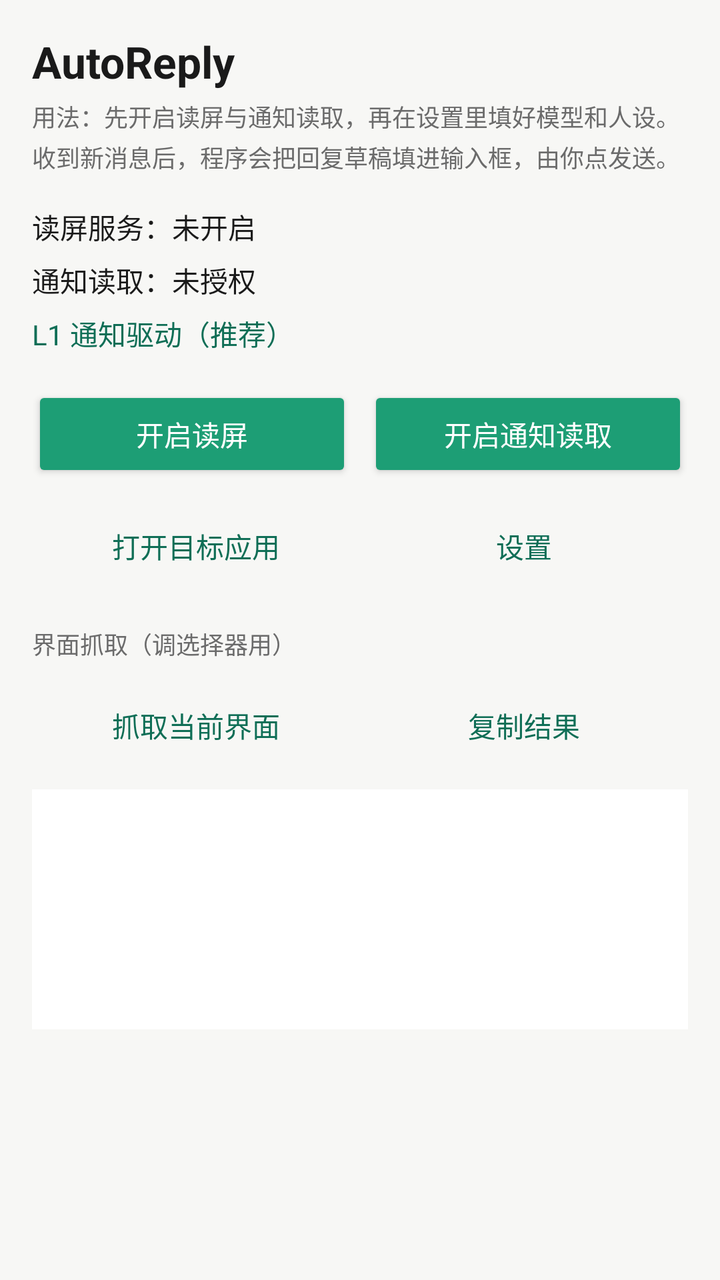
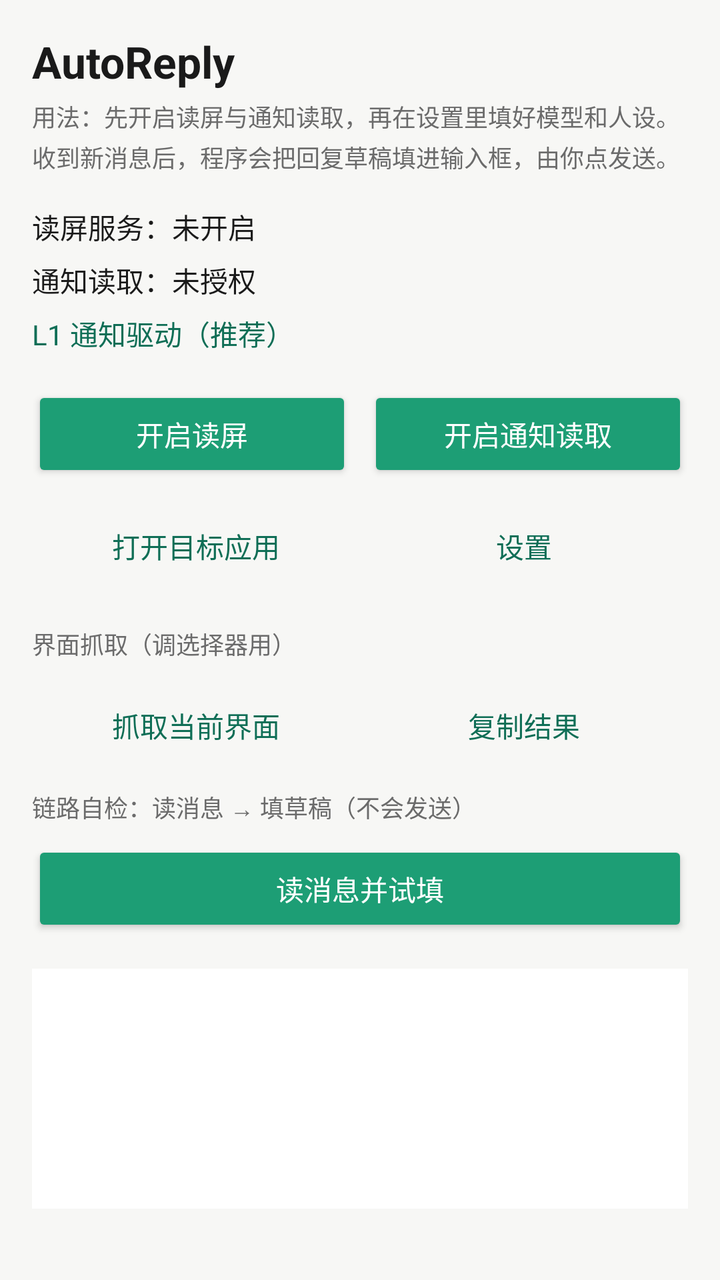

Two renders of the same Android screen: before a commit and after it. Below are the layout's source before the change and the commit's diff.
<!-- AndroidManifest.xml: application theme AppTheme -->
<!-- res/layout/activity_main.xml -->
<?xml version="1.0" encoding="utf-8"?>
<ScrollView xmlns:android="http://schemas.android.com/apk/res/android"
    android:layout_width="match_parent"
    android:layout_height="match_parent"
    android:fillViewport="true">

    <LinearLayout
        android:layout_width="match_parent"
        android:layout_height="wrap_content"
        android:orientation="vertical"
        android:padding="16dp">

        <TextView
            android:id="@+id/title"
            android:layout_width="match_parent"
            android:layout_height="wrap_content"
            android:text="@string/app_name"
            android:textSize="22sp"
            android:textStyle="bold"
            android:textColor="@color/text_primary"
            android:layout_marginBottom="4dp" />

        <TextView
            android:id="@+id/subtitle"
            android:layout_width="match_parent"
            android:layout_height="wrap_content"
            android:text="@string/hint_usage"
            android:textSize="12sp"
            android:textColor="@color/text_secondary"
            android:lineSpacingExtra="3dp"
            android:layout_marginBottom="16dp" />

        <TextView
            android:id="@+id/status_service"
            android:layout_width="match_parent"
            android:layout_height="wrap_content"
            android:text="@string/status_service_off"
            android:textSize="14sp"
            android:textColor="@color/text_primary"
            android:layout_marginBottom="6dp" />

        <TextView
            android:id="@+id/status_notify"
            android:layout_width="match_parent"
            android:layout_height="wrap_content"
            android:text="@string/status_notify_off"
            android:textSize="14sp"
            android:textColor="@color/text_primary"
            android:layout_marginBottom="6dp" />

        <TextView
            android:id="@+id/status_level"
            android:layout_width="match_parent"
            android:layout_height="wrap_content"
            android:text="@string/level_1"
            android:textSize="14sp"
            android:textColor="@color/brand_dark"
            android:layout_marginBottom="16dp" />

        <LinearLayout
            android:layout_width="match_parent"
            android:layout_height="wrap_content"
            android:orientation="horizontal"
            android:layout_marginBottom="8dp">

            <Button
                android:id="@+id/btn_accessibility"
                style="@style/PrimaryButton"
                android:layout_width="0dp"
                android:layout_height="wrap_content"
                android:layout_weight="1"
                android:text="@string/btn_enable_accessibility" />

            <Button
                android:id="@+id/btn_notify"
                style="@style/PrimaryButton"
                android:layout_width="0dp"
                android:layout_height="wrap_content"
                android:layout_weight="1"
                android:layout_marginStart="8dp"
                android:text="@string/btn_enable_notify" />
        </LinearLayout>

        <LinearLayout
            android:layout_width="match_parent"
            android:layout_height="wrap_content"
            android:orientation="horizontal"
            android:layout_marginBottom="16dp">

            <Button
                android:id="@+id/btn_open_target"
                style="@style/GhostButton"
                android:layout_width="0dp"
                android:layout_height="wrap_content"
                android:layout_weight="1"
                android:text="@string/btn_open_target" />

            <Button
                android:id="@+id/btn_settings"
                style="@style/GhostButton"
                android:layout_width="0dp"
                android:layout_height="wrap_content"
                android:layout_weight="1"
                android:text="@string/btn_settings" />
        </LinearLayout>

        <TextView
            android:id="@+id/label_dump"
            android:layout_width="match_parent"
            android:layout_height="wrap_content"
            android:text="界面抓取（调选择器用）"
            android:textSize="12sp"
            android:textColor="@color/text_secondary"
            android:layout_marginBottom="8dp" />

        <LinearLayout
            android:layout_width="match_parent"
            android:layout_height="wrap_content"
            android:orientation="horizontal"
            android:layout_marginBottom="8dp">

            <Button
                android:id="@+id/btn_dump"
                style="@style/GhostButton"
                android:layout_width="0dp"
                android:layout_height="wrap_content"
                android:layout_weight="1"
                android:text="@string/btn_dump" />

            <Button
                android:id="@+id/btn_copy"
                style="@style/GhostButton"
                android:layout_width="0dp"
                android:layout_height="wrap_content"
                android:layout_weight="1"
                android:text="@string/btn_copy" />
        </LinearLayout>

        <TextView
            android:id="@+id/output"
            android:layout_width="match_parent"
            android:layout_height="wrap_content"
            android:minHeight="120dp"
            android:background="@color/surface"
            android:padding="12dp"
            android:textSize="11sp"
            android:textColor="@color/text_primary"
            android:fontFamily="monospace"
            android:textIsSelectable="true" />

    </LinearLayout>
</ScrollView>
<!-- resources referenced by this layout -->
<resources>
  <color name="brand_dark">#0F6E56</color>
  <color name="surface">#FFFFFF</color>
  <color name="text_primary">#1A1A1A</color>
  <color name="text_secondary">#6B6B6B</color>
  <string name="app_name">AutoReply</string>
  <string name="btn_copy">复制结果</string>
  <string name="btn_dump">抓取当前界面</string>
  <string name="btn_enable_accessibility">开启读屏</string>
  <string name="btn_enable_notify">开启通知读取</string>
  <string name="btn_open_target">打开目标应用</string>
  <string name="btn_settings">设置</string>
  <string name="hint_usage">用法：先开启读屏与通知读取，再在设置里填好模型和人设。收到新消息后，程序会把回复草稿填进输入框，由你点发送。</string>
  <string name="level_1">L1 通知驱动（推荐）</string>
  <string name="status_notify_off">通知读取：未授权</string>
  <string name="status_service_off">读屏服务：未开启</string>
  <style name="GhostButton" parent="@android:style/Widget.Material.Button.Borderless">
          <item name="android:textColor">@color/brand_dark</item>
      </style>
  <style name="PrimaryButton" parent="@android:style/Widget.Material.Button">
          <item name="android:backgroundTint">@color/brand</item>
          <item name="android:textColor">#FFFFFF</item>
      </style>
  <style name="AppTheme" parent="@android:style/Theme.Material.Light.NoActionBar">
          <item name="android:colorPrimary">@color/brand</item>
          <item name="android:colorPrimaryDark">@color/brand_dark</item>
          <item name="android:colorAccent">@color/brand</item>
          <item name="android:windowBackground">@color/bg</item>
          <item name="android:statusBarColor">@color/brand_dark</item>
          <item name="android:textColorPrimary">@color/text_primary</item>
          <item name="android:textColorSecondary">@color/text_secondary</item>
      </style>
  <color name="brand">#1D9E75</color>
  <color name="bg">#F7F7F5</color>
</resources>

<!-- the commit's change to res/layout/activity_main.xml (unified diff, before → after) -->
@@ -137,6 +137,23 @@
         </LinearLayout>
 
         <TextView
+            android:id="@+id/label_probe"
+            android:layout_width="match_parent"
+            android:layout_height="wrap_content"
+            android:text="链路自检：读消息 → 填草稿（不会发送）"
+            android:textSize="12sp"
+            android:textColor="@color/text_secondary"
+            android:layout_marginBottom="8dp" />
+
+        <Button
+            android:id="@+id/btn_probe"
+            style="@style/PrimaryButton"
+            android:layout_width="match_parent"
+            android:layout_height="wrap_content"
+            android:layout_marginBottom="16dp"
+            android:text="@string/btn_probe" />
+
+        <TextView
             android:id="@+id/output"
             android:layout_width="match_parent"
             android:layout_height="wrap_content"
<!-- resource entries referenced after the edit -->
@@ -10,6 +10,7 @@
   <string name="btn_enable_accessibility">开启读屏</string>
   <string name="btn_enable_notify">开启通知读取</string>
   <string name="btn_open_target">打开目标应用</string>
+  <string name="btn_probe">读消息并试填</string>
   <string name="btn_settings">设置</string>
   <string name="hint_usage">用法：先开启读屏与通知读取，再在设置里填好模型和人设。收到新消息后，程序会把回复草稿填进输入框，由你点发送。</string>
   <string name="level_1">L1 通知驱动（推荐）</string>
